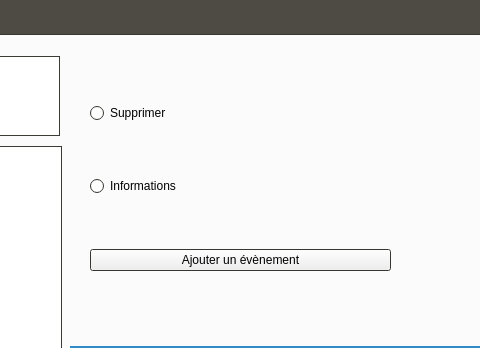
Above: ProjectCalendar/mainwindow.ui from pzins/ProjectCalendar_LO21 before the change; both pictures show x 772 to 1252 and y 0 to 348 of the 1366 by 768 pixel window. Below: the same form after it.
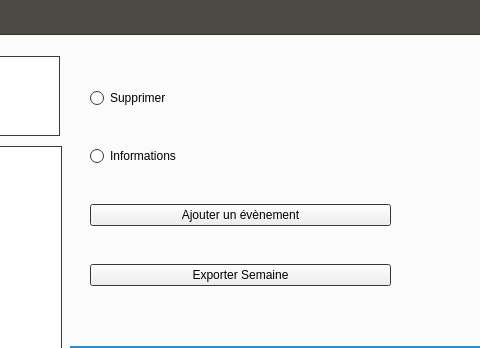
That is the form after the change. The open tabs and pages were chosen to show the change. Icons and pictures are not drawn.

Diff of the .ui file:
```diff
--- a/ProjectCalendar/mainwindow.ui
+++ b/ProjectCalendar/mainwindow.ui
@@ -1008,6 +1008,13 @@
          </property>
         </widget>
        </item>
+       <item>
+        <widget class="QPushButton" name="semaine">
+         <property name="text">
+          <string>Exporter Semaine</string>
+         </property>
+        </widget>
+       </item>
       </layout>
      </widget>
      <widget class="QCalendarWidget" name="calendarWidget">
```
Left out of the diff: 30 changed lines with no effect on the pictures.
